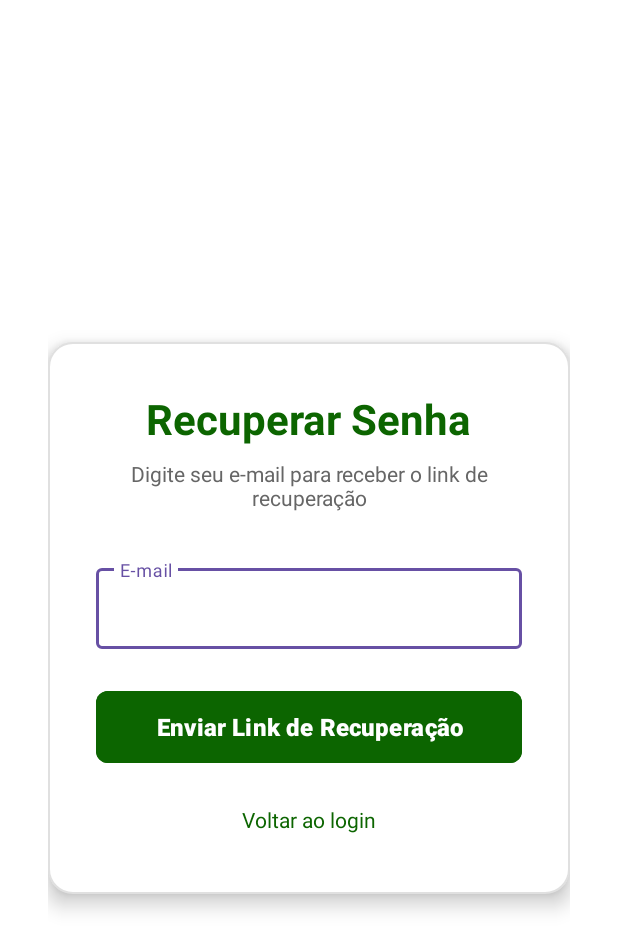
After one commit to 2025-2-NCC3/Projeto2, an Android app: the layout activity_forgot_password.xml on its own in the app's theme, with its tools: preview values and no code run, on a phone screen of 412 x 824 dp. The commit adds this screen. Shown: the top 950 px of the screen. Run offline under Robolectric (Android 15) with nearby library versions, the phone set to English and light mode, and no system bars.

Commit message:
Criação da tela de "Esqueci Minha Senha"

```diff
--- /dev/null
+++ b/app/src/main/java/com/example/aplicativocomedoriadatia/ForgotPassword.java
@@ -0,0 +1,34 @@
+package com.example.aplicativocomedoriadatia;
+
+import android.os.Bundle;
+import android.widget.Button;
+import android.widget.EditText;
+import android.widget.Toast;
+import androidx.appcompat.app.AppCompatActivity;
+
+public class ForgotPassword extends AppCompatActivity {
+
+    private EditText etEmail;
+    private Button btnResetPassword;
+
+    @Override
+    protected void onCreate(Bundle savedInstanceState) {
+        super.onCreate(savedInstanceState);
+        setContentView(R.layout.activity_forgot_password);
+
+        etEmail = findViewById(R.id.etEmail);
+        btnResetPassword = findViewById(R.id.btnResetPassword);
+
+        btnResetPassword.setOnClickListener(v -> {
+            String email = etEmail.getText().toString().trim();
+
+            if (email.isEmpty()) {
+                Toast.makeText(ForgotPassword.this, "Digite seu e-mail", Toast.LENGTH_SHORT).show();
+            } else {
+                Toast.makeText(ForgotPassword.this,
+                        "Se o e-mail existir, enviaremos o link de recuperação",
+                        Toast.LENGTH_LONG).show();
+            }
+        });
+    }
+}
--- a/app/src/main/java/com/example/aplicativocomedoriadatia/MainActivity.java
+++ b/app/src/main/java/com/example/aplicativocomedoriadatia/MainActivity.java
@@ -17,7 +17,6 @@ public class MainActivity extends AppCompatActivity {
         super.onCreate(savedInstanceState);
         EdgeToEdge.enable(this);
         setContentView(R.layout.activity_main);
-
         ViewCompat.setOnApplyWindowInsetsListener(findViewById(R.id.main), (v, insets) -> {
             Insets systemBars = insets.getInsets(WindowInsetsCompat.Type.systemBars());
             v.setPadding(systemBars.left, systemBars.top, systemBars.right, systemBars.bottom);
--- /dev/null
+++ b/app/src/main/res/drawable/card_background.xml
@@ -0,0 +1,6 @@
+<?xml version="1.0" encoding="utf-8"?>
+<shape xmlns:android="http://schemas.android.com/apk/res/android">
+    <solid android:color="@color/white"/>
+    <corners android:radius="16dp"/>
+    <stroke android:width="1dp" android:color="#E0E0E0"/>
+</shape>
--- /dev/null
+++ b/app/src/main/res/layout/activity_forgot_password.xml
@@ -0,0 +1,86 @@
+<LinearLayout xmlns:android="http://schemas.android.com/apk/res/android"
+    android:layout_width="match_parent"
+    android:layout_height="match_parent"
+    xmlns:app="http://schemas.android.com/apk/res-auto"
+    android:orientation="vertical"
+    android:gravity="center"
+    android:padding="32dp"
+    android:background="@color/white">
+
+    <!-- Adicionado card container para melhor visual -->
+    <LinearLayout
+        android:layout_width="match_parent"
+        android:layout_height="wrap_content"
+        android:orientation="vertical"
+        android:background="@drawable/card_background"
+        android:padding="32dp"
+        android:elevation="8dp">
+
+        <TextView
+            android:id="@+id/tvTitle"
+            android:layout_width="wrap_content"
+            android:layout_height="wrap_content"
+            android:text="Recuperar Senha"
+            android:textSize="28sp"
+            android:textStyle="bold"
+            android:textColor="@color/green"
+            android:layout_gravity="center"
+            android:layout_marginBottom="8dp"/>
+
+        <!-- Adicionado subtítulo explicativo -->
+        <TextView
+            android:layout_width="wrap_content"
+            android:layout_height="wrap_content"
+            android:text="Digite seu e-mail para receber o link de recuperação"
+            android:textSize="14sp"
+            android:textColor="#666666"
+            android:layout_gravity="center"
+            android:layout_marginBottom="32dp"
+            android:gravity="center"/>
+
+        <!-- Melhorado design do campo de e-mail -->
+        <com.google.android.material.textfield.TextInputLayout
+            android:layout_width="match_parent"
+            android:layout_height="wrap_content"
+            android:layout_marginBottom="24dp"
+            android:hint="E-mail"
+            style="@style/Widget.MaterialComponents.TextInputLayout.OutlinedBox">
+
+            <com.google.android.material.textfield.TextInputEditText
+                android:id="@+id/etEmail"
+                android:layout_width="match_parent"
+                android:layout_height="wrap_content"
+                android:inputType="textEmailAddress"
+                android:padding="16dp"/>
+
+        </com.google.android.material.textfield.TextInputLayout>
+
+        <!-- Melhorado design do botão -->
+        <com.google.android.material.button.MaterialButton
+            android:id="@+id/btnResetPassword"
+            android:layout_width="match_parent"
+            android:layout_height="56dp"
+            android:text="Enviar Link de Recuperação"
+            android:textSize="16sp"
+            android:textStyle="bold"
+            android:backgroundTint="@color/green"
+            android:textColor="@color/white"
+            app:cornerRadius="8dp"
+            android:layout_marginBottom="16dp"/>
+
+        <!-- Adicionado botão de voltar -->
+        <TextView
+            android:id="@+id/tvBackToLogin"
+            android:layout_width="wrap_content"
+            android:layout_height="wrap_content"
+            android:text="Voltar ao login"
+            android:textColor="@color/green"
+            android:textSize="14sp"
+            android:layout_gravity="center"
+            android:padding="8dp"
+            android:clickable="true"
+            android:focusable="true"/>
+
+    </LinearLayout>
+
+</LinearLayout>
```
